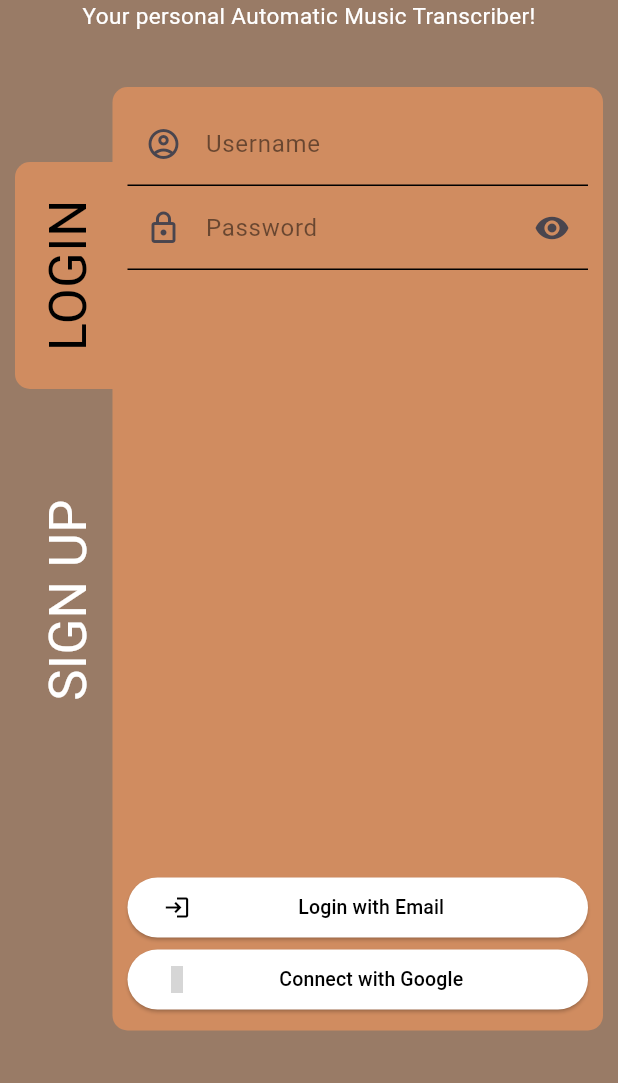
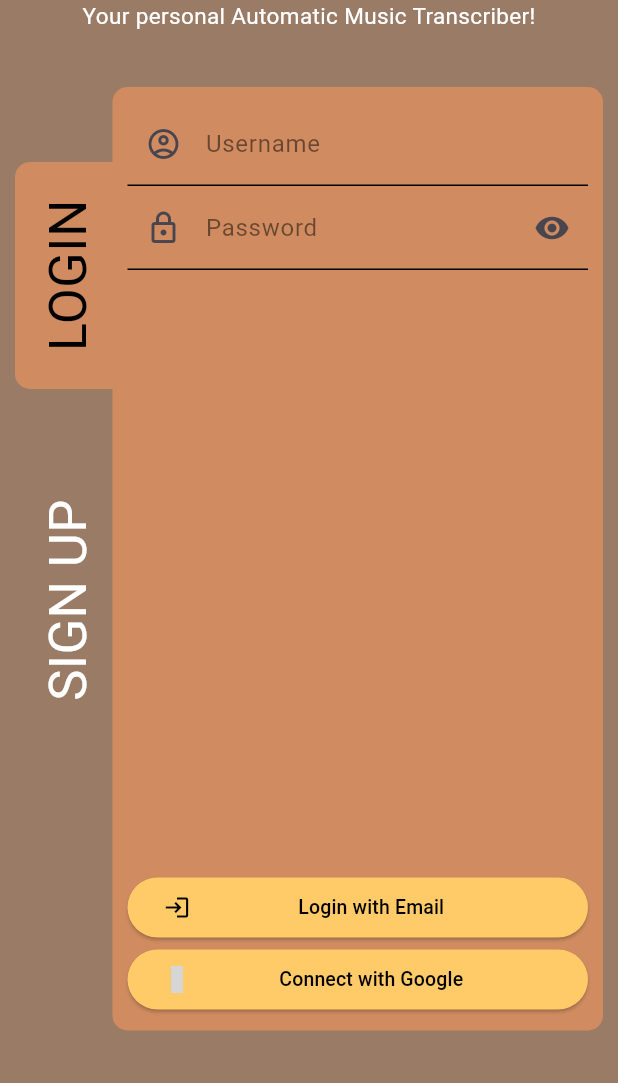
Before and after one commit to mahmoud-joumaa/Franz, a Flutter app: the screen it shows after launch, on a phone screen of 412 x 824 dp, the part 153-1236 px from its top. Run offline on Flutter 3.47's test engine with Material 3 defaults, Android fonts, the phone set to English and light mode, and no system bars; our stand-ins replace flutter_spinkit, material_design_icons_flutter; grey boxes are pictures that could not be loaded.

Commit message:
Fix Loading animation colors

```diff
--- a/lib/config.dart
+++ b/lib/config.dart
@@ -44,11 +44,11 @@ class Loading extends StatelessWidget {
     return Center(
       child: Container(
         decoration: BoxDecoration(
-          color: backgroundColor ?? (UserTheme.isDark ? const Color(Palette.brown) : Colors.deepPurple),
+          color: backgroundColor ?? (UserTheme.isDark ? Colors.black : const Color(Palette.orange)),
           borderRadius: const BorderRadius.all(Radius.circular(5.0)),
         ),
         child: SpinKitFadingCircle(
-          color: color ?? (UserTheme.isDark ? Colors.deepPurple : const Color(Palette.brown)),
+          color: color ?? (UserTheme.isDark ? const Color(Palette.orange) : Colors.black),
           size: size ?? 50.0,
         ),
       ),
--- a/lib/pages/welcome.dart
+++ b/lib/pages/welcome.dart
@@ -270,7 +270,7 @@ class _SubmitButtonState extends State<SubmitButton> {
         // await Future.delayed(const Duration(milliseconds: 500), _WelcomeState.clearInputs); FIXME: Add proper clearInputs() logic
       },
       style: ButtonStyle(
-        backgroundColor: MaterialStateProperty.all<Color>(Colors.white),
+        backgroundColor: MaterialStateProperty.all<Color>(const Color(Palette.yellow)),
         foregroundColor: MaterialStateProperty.all<Color>(Colors.black),
       ),
       child: Row(
@@ -278,7 +278,7 @@ class _SubmitButtonState extends State<SubmitButton> {
           Icon(type=="google"?MdiIcons.google:type=="login"?Icons.login:type=="signup"?Icons.login:null,
           ),
           Expanded(
-            child: isLoading ? Loading(color: UserTheme.isDark ? Colors.white : Colors.black, backgroundColor: Colors.transparent, size: 20.0) : Text(text,
+            child: isLoading ? Loading(color: Colors.black, backgroundColor: Colors.transparent, size: 20.0) : Text(text,
               textAlign: TextAlign.center,
               style: const TextStyle(
                 fontSize: 13.0,
```
